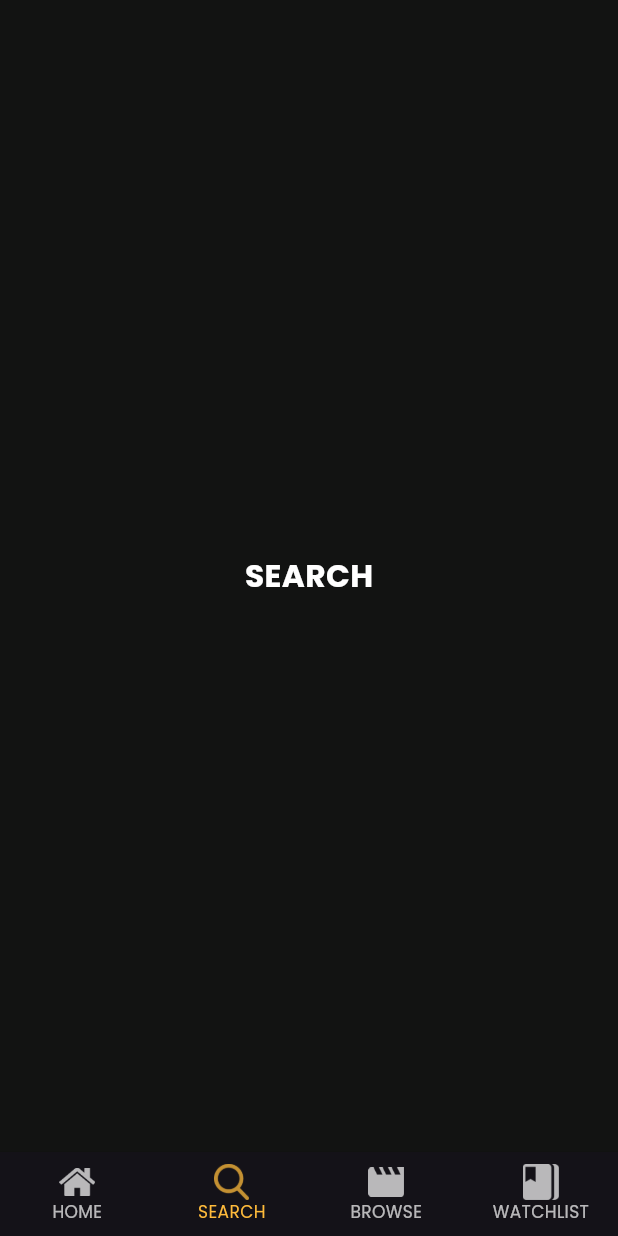
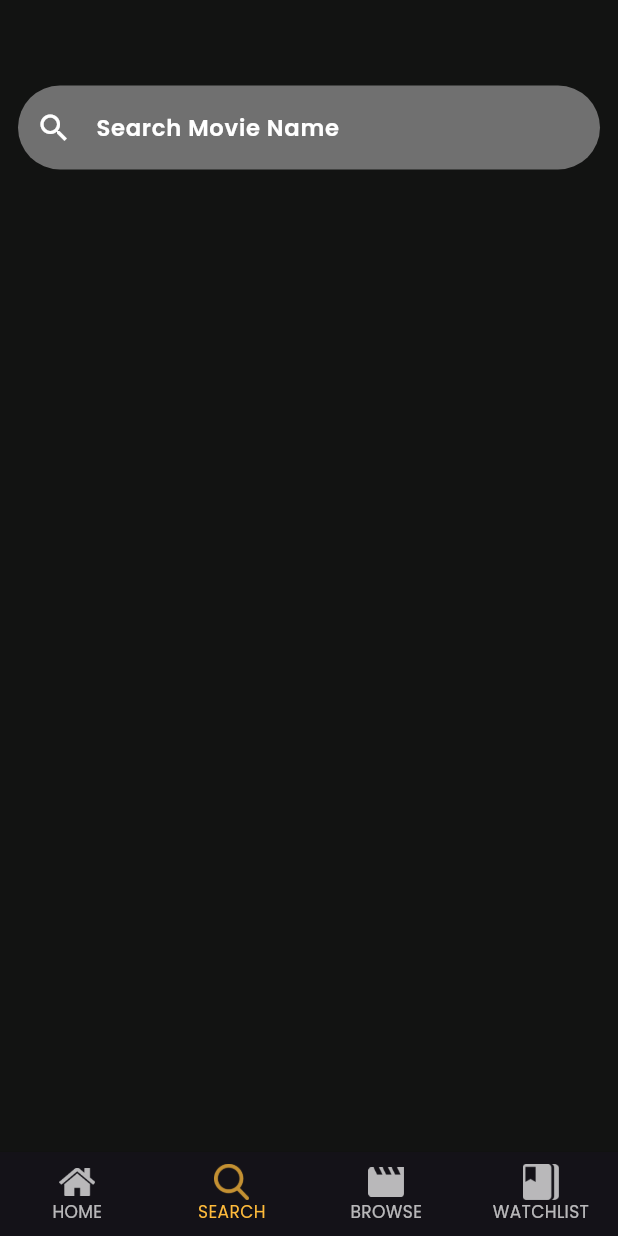
Before and after one commit to RanaUsama20/Movies---App, a Flutter app: the screen it shows after launch, item 2 of the bottom bar chosen, on a phone screen of 412 x 824 dp. Run offline on Flutter 3.47's test engine with Material 2 defaults, Android fonts, the phone set to English and light mode, and no system bars; our stand-ins replace bloc, cached_network_image, carousel_slider, flutter_bloc, flutter_native_splash, flutter_screenutil and 4 more; accounts and stored records are empty; network calls fail; statements that could not run were skipped.

Commit message:
finsh search page Ui

```diff
--- a/lib/features/search/view/search_view.dart
+++ b/lib/features/search/view/search_view.dart
@@ -1,16 +1,56 @@
+
 import 'package:flutter/material.dart';
+import 'package:movies_app/core/utils/app_colors.dart';
 import 'package:movies_app/core/utils/app_styles.dart';
 
-class SearchView extends StatelessWidget {
+import '../view_model/search_view_model.dart';
+
+class SearchView extends StatefulWidget {
   const SearchView({super.key});
 
   @override
+  State<SearchView> createState() => _SearchViewState();
+}
+
+class _SearchViewState extends State<SearchView> {
+
+ static List <MovieModel> mainMovieList=[
+   //MovieModel()
+ ];
+  @override
   Widget build(BuildContext context) {
-    return Center(
-      child: Text(
-        "SEARCH",
-        style: AppStyles.textStyle22,
-      ),
+    return Column(
+      children: [
+        SizedBox(
+          height: 45,
+        ),
+        Padding(
+          padding: const EdgeInsets.all(12.0),
+          child: TextField(
+            style: TextStyle(color: AppColors.whiteColor),
+            decoration: InputDecoration(
+                filled: true,
+                fillColor: AppColors.greyDarkColor,
+                border: OutlineInputBorder(
+                    borderRadius: BorderRadius.circular(30),
+                    borderSide: BorderSide.none),
+                hintText: 'Search Movie Name',
+                hintStyle: AppStyles.textStyle16,
+                prefixIcon: Icon(Icons.search_sharp,),
+              prefixIconColor: AppColors.whiteColor,
+
+            ),
+          ),
+        ),
+        SizedBox(
+          height: 45,
+        ),
+        Expanded(child: ListView()),
+
+      ],
     );
   }
+  void updateList (String value){
+
+  }
 }
--- a/lib/features/search/view_model/search_view_model.dart
+++ b/lib/features/search/view_model/search_view_model.dart
@@ -0,0 +1,8 @@
+class MovieModel{
+  String? movieTitel;
+  String? moviePosterUrl;
+  double? rating;
+  int?  movieYear;
+
+  MovieModel(this.movieTitel, this.moviePosterUrl,this.rating,this.movieYear);
+}
```
Also changed, not shown: pubspec.lock, 6 other files.
